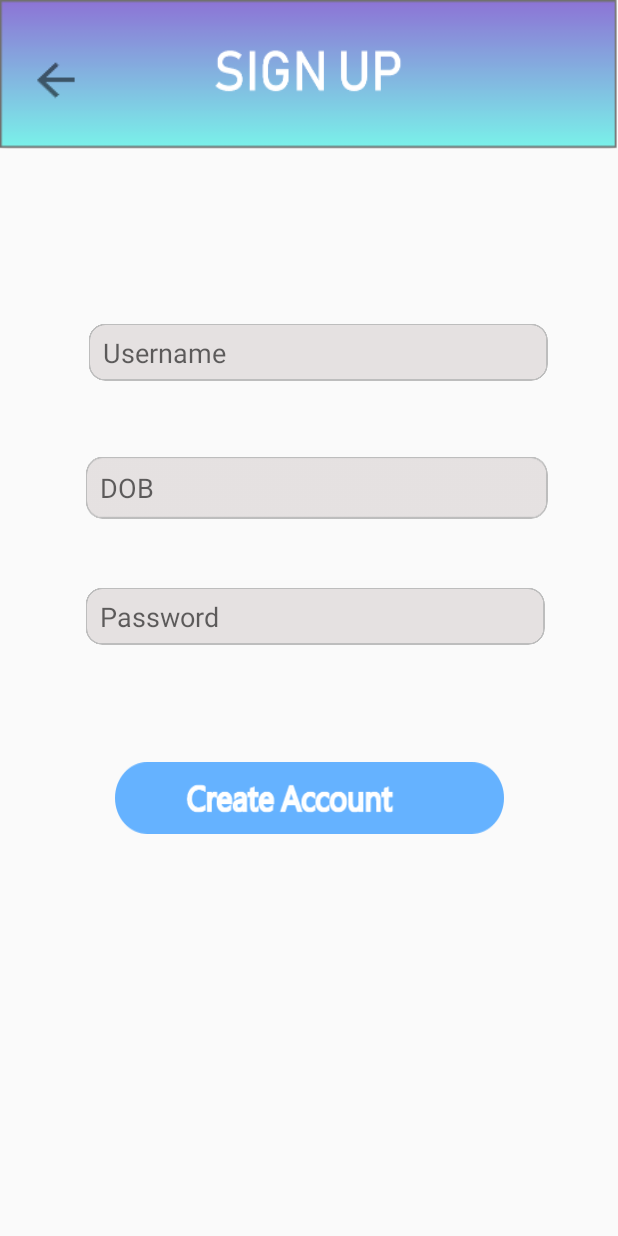
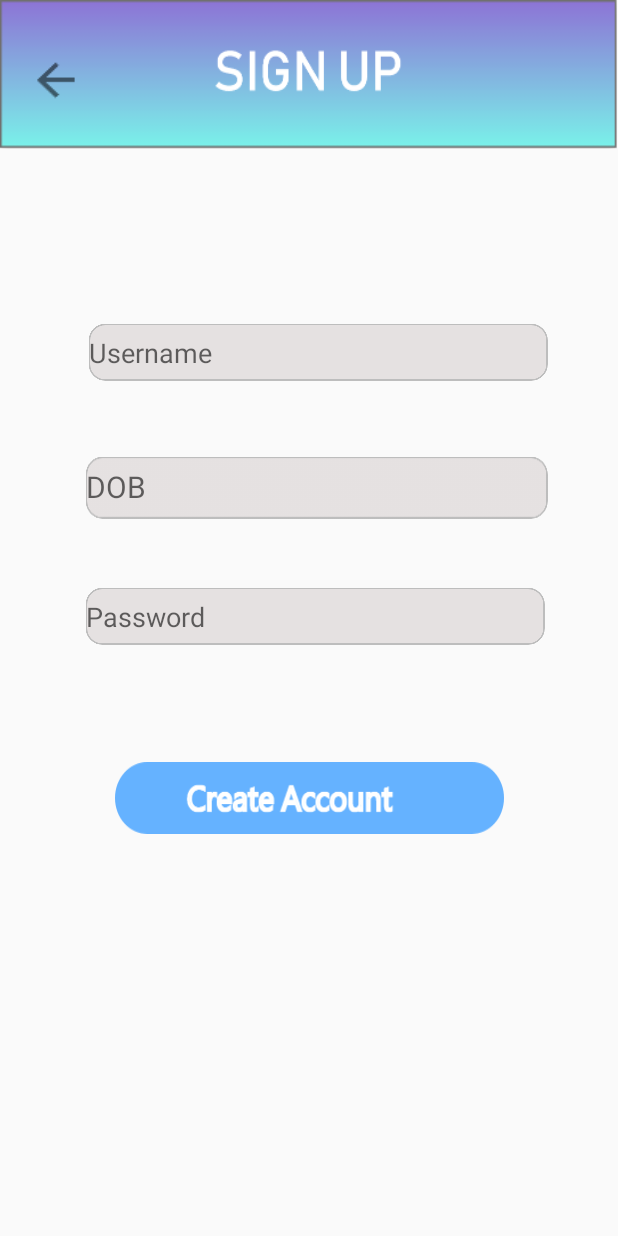
Before and after one commit to rutvij2811/ExpenseTracker, an Android app: the signup screen opened directly, with no data from a screen before it, on a phone screen of 412 x 824 dp. Run offline under Robolectric (Android 15) with nearby library versions, the phone set to English and light mode, and no system bars; our stand-ins replace Firebase (no records; nobody signed in at launch, a user with empty details on screens opened directly).

Commit message:
Update activity_signup.xml
final update to signup layout

```diff
--- a/app/src/main/res/layout/activity_signup.xml
+++ b/app/src/main/res/layout/activity_signup.xml
@@ -45,7 +45,8 @@
         android:layout_marginBottom="8dp"
         android:background="@drawable/username1"
         android:ems="10"
-        android:hint="  Username"
+        android:hint="@string/username"
+        android:importantForAutofill="no"
         android:inputType="text"
         app:layout_constraintBottom_toBottomOf="parent"
         app:layout_constraintEnd_toEndOf="parent"
@@ -53,9 +54,9 @@
         app:layout_constraintStart_toStartOf="parent"
         app:layout_constraintTop_toTopOf="parent"
         app:layout_constraintVertical_bias="0.27"
-        android:importantForAutofill="no" tools:targetApi="o" />
+        tools:targetApi="o" />
 
-    <EditText
+    <TextView
         android:id="@+id/dob"
         android:layout_width="308dp"
         android:layout_height="41dp"
@@ -64,19 +65,22 @@
         android:layout_marginEnd="8dp"
         android:layout_marginBottom="8dp"
         android:background="@drawable/dob"
+        android:paddingTop="6dp"
+        android:textColor="#000"
         android:ems="10"
-        android:hint="  DOB"
-        android:inputType="date"
+        android:hint="@string/dob"
+        android:textSize="20sp"
+        android:importantForAutofill="no"
         app:layout_constraintBottom_toBottomOf="parent"
         app:layout_constraintEnd_toEndOf="parent"
         app:layout_constraintHorizontal_bias="0.563"
         app:layout_constraintStart_toStartOf="parent"
         app:layout_constraintTop_toTopOf="parent"
         app:layout_constraintVertical_bias="0.387"
-        android:importantForAutofill="no" tools:targetApi="o" />
+        tools:targetApi="o" />
 
     <EditText
-        android:id="@+id/password"
+        android:id="@+id/pass"
         android:layout_width="wrap_content"
         android:layout_height="wrap_content"
         android:layout_marginStart="8dp"
@@ -85,7 +89,8 @@
         android:layout_marginBottom="8dp"
         android:background="@drawable/password1"
         android:ems="10"
-        android:hint="  Password"
+        android:hint="@string/password"
+        android:importantForAutofill="no"
         android:inputType="textPassword"
         app:layout_constraintBottom_toBottomOf="parent"
         app:layout_constraintEnd_toEndOf="parent"
@@ -93,12 +98,13 @@
         app:layout_constraintStart_toStartOf="parent"
         app:layout_constraintTop_toTopOf="parent"
         app:layout_constraintVertical_bias="0.499"
-        android:importantForAutofill="no" tools:targetApi="o"/>
+        tools:targetApi="o" />
 
     <Button
-        android:id="@+id/create"
+        android:id="@+id/createAcc"
         android:layout_width="259dp"
         android:layout_height="wrap_content"
+
         android:layout_marginStart="8dp"
         android:layout_marginTop="8dp"
         android:layout_marginEnd="8dp"
@@ -110,4 +116,6 @@
         app:layout_constraintTop_toTopOf="parent"
         app:layout_constraintVertical_bias="0.658" />
 
+
+
 </android.support.constraint.ConstraintLayout>
```
